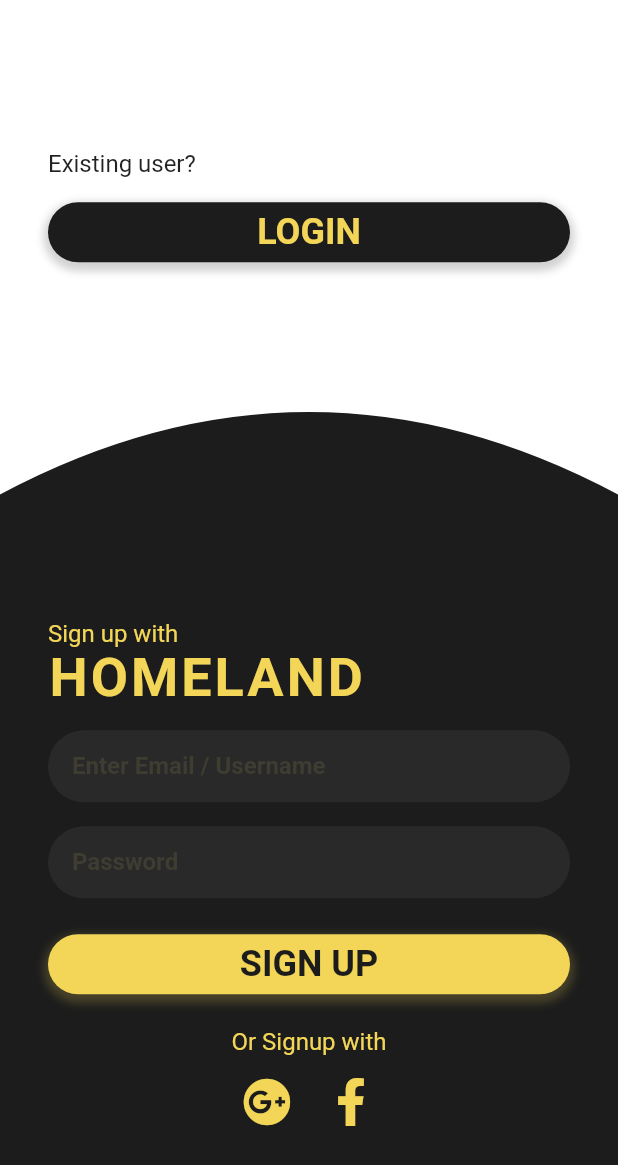
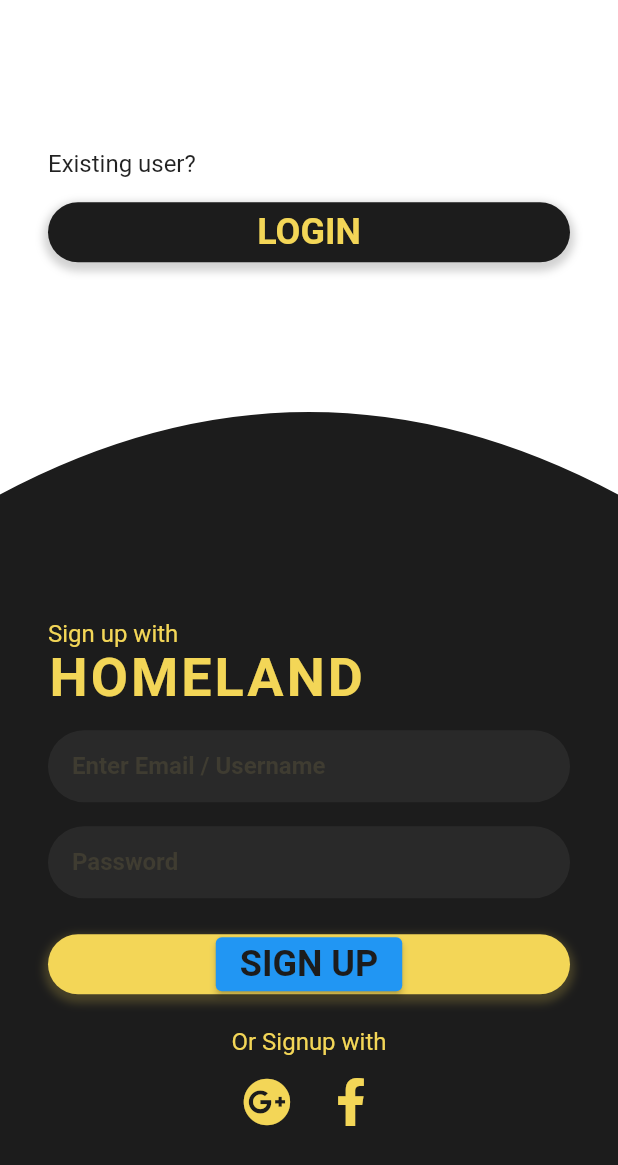
Before and after one commit to Compzool/SmartGas, a Flutter app: the HomePage screen opened by its route, after a tap on "OR", on a phone screen of 412 x 824 dp. Shown: the top 1165 px of the screen. Run offline on Flutter 3.47's test engine with Material 2 defaults, Android fonts, the phone set to English and light mode, and no system bars; our stand-ins replace firebase_auth, firebase_core, flutter_spinkit, fluttericon, get, google_fonts; accounts and stored records are empty; network calls fail.

```diff
--- a/lib/main.dart
+++ b/lib/main.dart
@@ -1,9 +1,13 @@
+import 'package:firebase_core/firebase_core.dart';
 import 'package:flutter/material.dart';
 import 'package:get/get.dart';
+import 'package:smartgas/controllers/authentication_controller.dart';
 import 'package:smartgas/pages/home_page.dart';
 import 'package:smartgas/pages/welcome_page.dart';
 
-void main() {
+void main() async{
+  WidgetsFlutterBinding.ensureInitialized();
+  await Firebase.initializeApp().then((value) => Get.put(AuthController()));
   runApp(const MyApp());
 }
 
--- a/lib/pages/login_page.dart
+++ b/lib/pages/login_page.dart
@@ -1,6 +1,10 @@
 import 'package:flutter/material.dart';
+import 'package:smartgas/controllers/authentication_controller.dart';
+var emailController = TextEditingController();
+var passwordController = TextEditingController();
+class Login extends StatelessWidget {
 
-class Login extends StatelessWidget {
+
   @override
   Widget build(BuildContext context) {
     return Column(
@@ -42,6 +46,7 @@ class Login extends StatelessWidget {
         ),
 
         TextField(
+          controller: emailController,
           decoration: InputDecoration(
             hintText: 'Email / Username',
             hintStyle: TextStyle(
@@ -67,6 +72,8 @@ class Login extends StatelessWidget {
         ),
 
         TextField(
+          controller: passwordController,
+          obscureText: true,
           decoration: InputDecoration(
             hintText: 'Password',
             hintStyle: TextStyle(
@@ -91,7 +98,11 @@ class Login extends StatelessWidget {
           height: 24,
         ),
 
-        Container(
+        GestureDetector(
+          onTap: (){
+            AuthController.instance.Login(emailController.text.trim(), passwordController.text.trim());
+          },
+          child: Container(
             height: 40,
             decoration: BoxDecoration(
               color: Color(0xFF1C1C1C),
@@ -118,6 +129,7 @@ class Login extends StatelessWidget {
               ),
             ),
           ),
+        ),
 
         SizedBox(
           height: 16,
--- a/lib/pages/signup_page.dart
+++ b/lib/pages/signup_page.dart
@@ -1,5 +1,9 @@
 import 'package:flutter/material.dart';
 import 'package:fluttericon/font_awesome5_icons.dart';
+import 'package:smartgas/controllers/authentication_controller.dart';
+
+var emailController = TextEditingController();
+var passwordController = TextEditingController();
 class SignUp extends StatelessWidget {
 
   @override
@@ -34,6 +38,7 @@ class SignUp extends StatelessWidget {
         ),
 
         TextField(
+          controller: emailController,
           decoration: InputDecoration(
             hintText: 'Enter Email / Username',
             hintStyle: TextStyle(
@@ -59,6 +64,7 @@ class SignUp extends StatelessWidget {
         ),
 
         TextField(
+          controller: passwordController,
           decoration: InputDecoration(
             hintText: 'Password',
             hintStyle: TextStyle(
@@ -100,12 +106,15 @@ class SignUp extends StatelessWidget {
             ],
           ),
           child:  Center(
+            child: ElevatedButton(
+              onPressed: () =>  AuthController.instance.register(emailController.text.trim(), passwordController.text.trim()),
               child: Text(
                 "SIGN UP",
                 style: TextStyle(
                   fontSize: 24,
                   fontWeight: FontWeight.bold,
                   color: Color(0xFF1C1C1C),
+                ),
               ),
             ),
           ),
--- a/lib/widgets/responsive_button.dart
+++ b/lib/widgets/responsive_button.dart
@@ -1,6 +1,7 @@
 import 'package:flutter/material.dart';
 import 'package:smartgas/colors/colors.dart';
 
+// ignore: must_be_immutable
 class ResponsiveButton extends StatelessWidget {
   bool? isResponsive;
   double? width;
```
Also changed, not shown: lib/controllers/authentication_controller.dart (added, +70 -0 lines), lib/pages/testing.dart (added, +23 -0 lines), 3 other files. Lines whose indentation alone changed are shown as unchanged.
